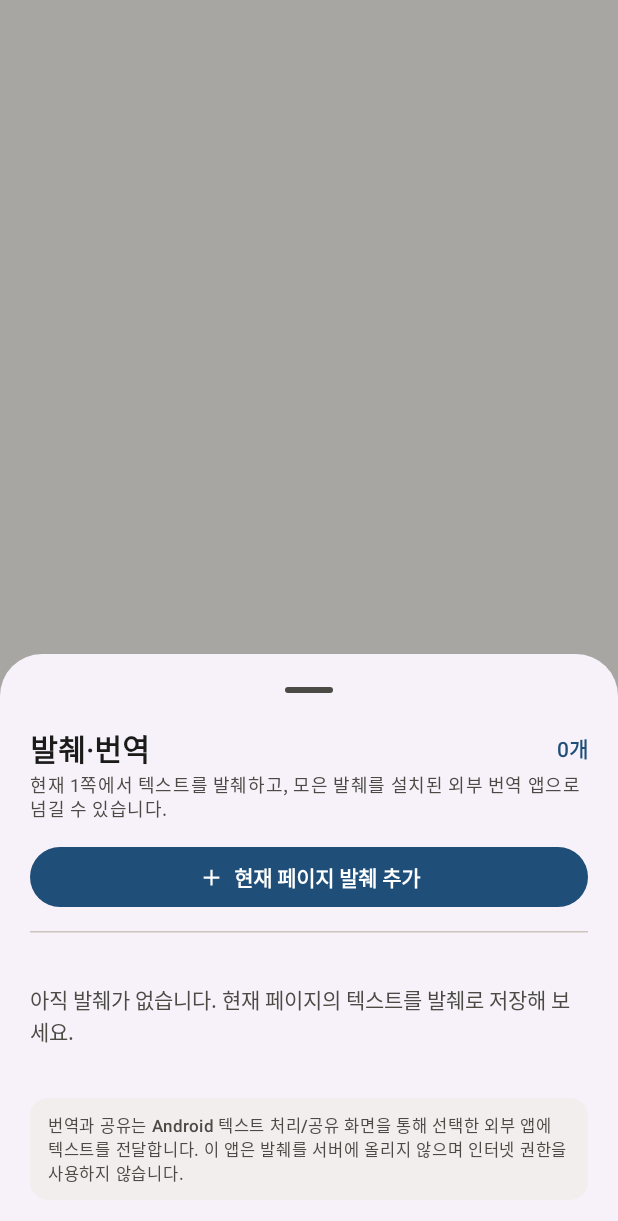
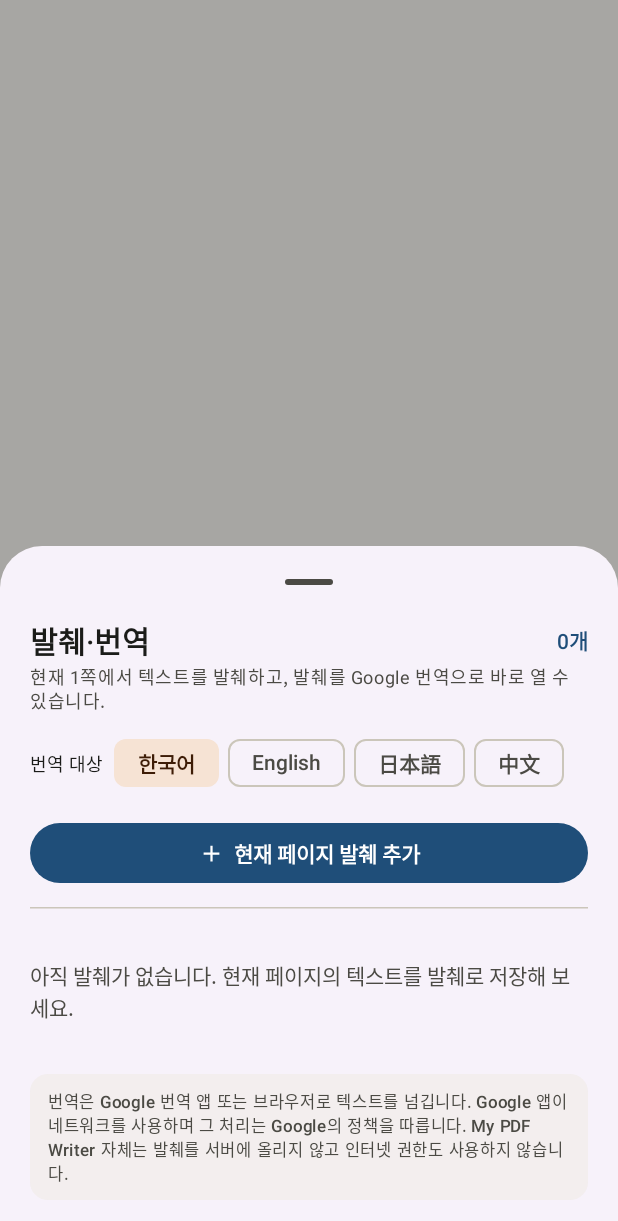
Before and after one commit to hackerdjaKODJO/my-pdf-writer, an Android app built with Jetpack Compose: the composable ExcerptSheet called with empty values, on a phone screen of 412 x 824 dp. Shown: the top 1221 px of the screen. Run offline under Robolectric (Android 15) with nearby library versions, the phone set to English and light mode, and no system bars; Roboto replaces fonts that are not available here.

Commit message:
feat(translate): open excerpts directly in Google Translate

```diff
--- a/app/build.gradle.kts
+++ b/app/build.gradle.kts
@@ -20,8 +20,8 @@ android {
         applicationId = "com.hackerdjakodjo.mypdfwriter"
         minSdk = 26
         targetSdk = 36
-        versionCode = 4
-        versionName = "0.4.0"
+        versionCode = 5
+        versionName = "0.4.1"
 
         vectorDrawables { useSupportLibrary = true }
     }
--- a/app/src/main/java/com/hackerdjakodjo/mypdfwriter/ui/ExcerptSheet.kt
+++ b/app/src/main/java/com/hackerdjakodjo/mypdfwriter/ui/ExcerptSheet.kt
@@ -21,6 +21,7 @@ import androidx.compose.material.icons.outlined.Translate
 import androidx.compose.material3.AlertDialog
 import androidx.compose.material3.Button
 import androidx.compose.material3.ExperimentalMaterial3Api
+import androidx.compose.material3.FilterChip
 import androidx.compose.material3.HorizontalDivider
 import androidx.compose.material3.Icon
 import androidx.compose.material3.IconButton
@@ -41,6 +42,7 @@ import androidx.compose.ui.Modifier
 import androidx.compose.ui.text.style.TextOverflow
 import androidx.compose.ui.unit.dp
 import com.hackerdjakodjo.mypdfwriter.data.Excerpt
+import com.hackerdjakodjo.mypdfwriter.pdf.TranslateTarget
 import java.text.SimpleDateFormat
 import java.util.Date
 import java.util.Locale
@@ -53,12 +55,13 @@ fun ExcerptSheet(
     onAdd: (String) -> Unit,
     onDelete: (String) -> Unit,
     onJump: (Int) -> Unit,
-    onTranslate: (String) -> Unit,
+    onTranslate: (String, TranslateTarget) -> Unit,
     onShare: (String) -> Unit,
     onDismiss: () -> Unit,
 ) {
     val sheetState = rememberModalBottomSheetState(skipPartiallyExpanded = true)
     var showTitleDialog by remember { mutableStateOf(false) }
+    var translateTarget by remember { mutableStateOf(TranslateTarget.KOREAN) }
 
     ModalBottomSheet(onDismissRequest = onDismiss, sheetState = sheetState) {
         Column(Modifier.fillMaxWidth().padding(horizontal = 20.dp)) {
@@ -75,10 +78,21 @@ fun ExcerptSheet(
                 )
             }
             Text(
-                "현재 ${currentPage + 1}쪽에서 텍스트를 발췌하고, 모은 발췌를 설치된 외부 번역 앱으로 넘길 수 있습니다.",
+                "현재 ${currentPage + 1}쪽에서 텍스트를 발췌하고, 발췌를 Google 번역으로 바로 열 수 있습니다.",
                 style = MaterialTheme.typography.bodySmall,
                 color = MaterialTheme.colorScheme.onSurfaceVariant,
             )
+            Spacer(Modifier.size(8.dp))
+            Row(horizontalArrangement = Arrangement.spacedBy(6.dp), verticalAlignment = Alignment.CenterVertically) {
+                Text("번역 대상", style = MaterialTheme.typography.labelMedium)
+                TranslateTarget.entries.forEach { target ->
+                    FilterChip(
+                        selected = translateTarget == target,
+                        onClick = { translateTarget = target },
+                        label = { Text(target.label) },
+                    )
+                }
+            }
             Spacer(Modifier.size(12.dp))
             Button(onClick = { showTitleDialog = true }, modifier = Modifier.fillMaxWidth()) {
                 Icon(Icons.Outlined.Add, contentDescription = null, modifier = Modifier.size(18.dp))
@@ -106,7 +120,7 @@ fun ExcerptSheet(
                         ExcerptRow(
                             excerpt = excerpt,
                             onJump = { onJump(excerpt.pageIndex) },
-                            onTranslate = { onTranslate(excerpt.text) },
+                            onTranslate = { onTranslate(excerpt.text, translateTarget) },
                             onShare = { onShare(excerpt.text) },
                             onDelete = { onDelete(excerpt.id) },
                         )
@@ -121,8 +135,9 @@ fun ExcerptSheet(
                 modifier = Modifier.fillMaxWidth(),
             ) {
                 Text(
-                    "번역과 공유는 Android 텍스트 처리/공유 화면을 통해 선택한 외부 앱에 텍스트를 전달합니다. " +
-                        "이 앱은 발췌를 서버에 올리지 않으며 인터넷 권한을 사용하지 않습니다.",
+                    "번역은 Google 번역 앱 또는 브라우저로 텍스트를 넘깁니다. Google 앱이 네트워크를 사용하며 " +
+                        "그 처리는 Google의 정책을 따릅니다. My PDF Writer 자체는 발췌를 서버에 올리지 않고 " +
+                        "인터넷 권한도 사용하지 않습니다.",
                     style = MaterialTheme.typography.labelSmall,
                     color = MaterialTheme.colorScheme.onSurfaceVariant,
                     modifier = Modifier.padding(horizontal = 12.dp, vertical = 10.dp),
@@ -202,7 +217,7 @@ private fun ExcerptRow(
                 TextButton(onClick = onTranslate) {
                     Icon(Icons.Outlined.Translate, contentDescription = null, modifier = Modifier.size(16.dp))
                     Spacer(Modifier.width(4.dp))
-                    Text("번역")
+                    Text("Google 번역")
                 }
                 TextButton(onClick = onShare) {
                     Icon(Icons.Outlined.Share, contentDescription = null, modifier = Modifier.size(16.dp))
--- a/app/src/main/java/com/hackerdjakodjo/mypdfwriter/ui/ViewerScreen.kt
+++ b/app/src/main/java/com/hackerdjakodjo/mypdfwriter/ui/ViewerScreen.kt
@@ -452,7 +452,7 @@ fun ViewerScreen(
                 vm.goToPage(page)
                 showExcerpts = false
             },
-            onTranslate = { text -> TextActions.translate(context, text) },
+            onTranslate = { text, target -> TextActions.translate(context, text, target) },
             onShare = { text -> TextActions.shareText(context, text) },
             onDismiss = { showExcerpts = false },
         )
```
Also changed, not shown: app/src/main/AndroidManifest.xml (+8 -0 lines), app/src/main/java/com/hackerdjakodjo/mypdfwriter/pdf/TextActions.kt (+73 -31 lines), 2 other files.
